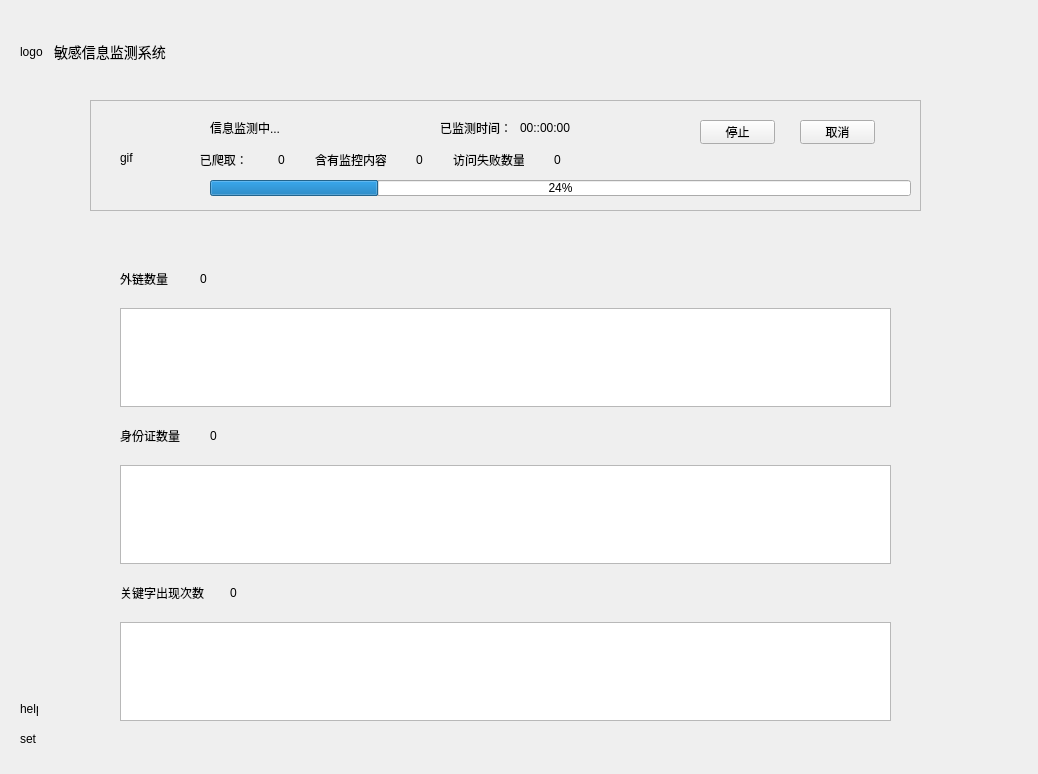
beikejinmiao/HawkSec, file modules/gui/ui_monit_window.ui: the form before one commit.
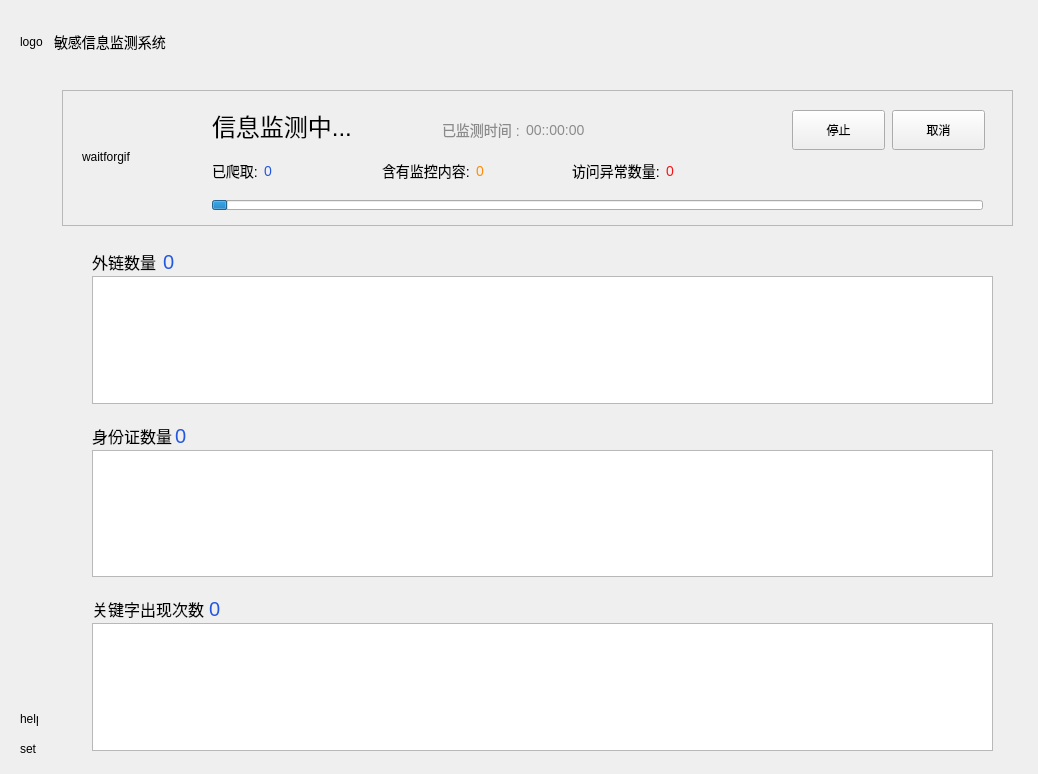
The form after the commit.

Commit message: 添加窗口UI实现和资源：监测进行中串口，完成窗口

The edit to the form file:
```diff
--- a/modules/gui/ui_monit_window.ui
+++ b/modules/gui/ui_monit_window.ui
@@ -30,7 +30,7 @@
     <property name="geometry">
      <rect>
       <x>20</x>
-      <y>700</y>
+      <y>710</y>
       <width>18</width>
       <height>18</height>
      </rect>
@@ -49,7 +49,7 @@
     <property name="geometry">
      <rect>
       <x>20</x>
-      <y>730</y>
+      <y>740</y>
       <width>17</width>
       <height>17</height>
      </rect>
@@ -68,7 +68,7 @@
     <property name="geometry">
      <rect>
       <x>20</x>
-      <y>40</y>
+      <y>30</y>
       <width>146</width>
       <height>24</height>
      </rect>
@@ -102,12 +102,18 @@
    <widget class="QFrame" name="frame">
     <property name="geometry">
      <rect>
-      <x>90</x>
-      <y>100</y>
-      <width>831</width>
-      <height>111</height>
+      <x>62</x>
+      <y>90</y>
+      <width>951</width>
+      <height>136</height>
      </rect>
     </property>
+    <property name="minimumSize">
+     <size>
+      <width>883</width>
+      <height>136</height>
+     </size>
+    </property>
     <property name="frameShape">
      <enum>QFrame::StyledPanel</enum>
     </property>
@@ -117,25 +123,34 @@
     <widget class="QLabel" name="gifLabel">
      <property name="geometry">
       <rect>
-       <x>30</x>
-       <y>50</y>
-       <width>55</width>
-       <height>16</height>
+       <x>20</x>
+       <y>20</y>
+       <width>94</width>
+       <height>94</height>
       </rect>
      </property>
+     <property name="minimumSize">
+      <size>
+       <width>94</width>
+       <height>94</height>
+      </size>
+     </property>
      <property name="text">
-      <string>gif</string>
+      <string>waitforgif</string>
      </property>
     </widget>
     <widget class="QLabel" name="tipsLabel">
      <property name="geometry">
       <rect>
-       <x>120</x>
+       <x>150</x>
        <y>20</y>
-       <width>91</width>
-       <height>16</height>
+       <width>141</width>
+       <height>31</height>
       </rect>
      </property>
+     <property name="styleSheet">
+      <string notr="true">font-size: 24px;color: #000000;</string>
+     </property>
      <property name="text">
       <string>信息监测中...</string>
      </property>
@@ -143,12 +158,18 @@
     <widget class="QPushButton" name="stopBtn">
      <property name="geometry">
       <rect>
-       <x>610</x>
+       <x>730</x>
        <y>20</y>
-       <width>75</width>
-       <height>24</height>
+       <width>93</width>
+       <height>40</height>
       </rect>
      </property>
+     <property name="minimumSize">
+      <size>
+       <width>93</width>
+       <height>40</height>
+      </size>
+     </property>
      <property name="text">
       <string>停止</string>
      </property>
@@ -156,12 +177,18 @@
     <widget class="QPushButton" name="cacelBtn">
      <property name="geometry">
       <rect>
-       <x>710</x>
+       <x>830</x>
        <y>20</y>
-       <width>75</width>
-       <height>24</height>
+       <width>93</width>
+       <height>40</height>
       </rect>
      </property>
+     <property name="minimumSize">
+      <size>
+       <width>93</width>
+       <height>40</height>
+      </size>
+     </property>
      <property name="text">
       <string>取消</string>
      </property>
@@ -169,159 +196,222 @@
     <widget class="QProgressBar" name="progressBar">
      <property name="geometry">
       <rect>
-       <x>120</x>
-       <y>80</y>
-       <width>701</width>
-       <height>16</height>
+       <x>150</x>
+       <y>110</y>
+       <width>771</width>
+       <height>10</height>
       </rect>
      </property>
+     <property name="minimumSize">
+      <size>
+       <width>10</width>
+       <height>2</height>
+      </size>
+     </property>
+     <property name="maximumSize">
+      <size>
+       <width>16777215</width>
+       <height>10</height>
+      </size>
+     </property>
      <property name="value">
-      <number>24</number>
+      <number>2</number>
+     </property>
+     <property name="format">
+      <string/>
      </property>
     </widget>
+    <widget class="QWidget" name="">
+     <property name="geometry">
+      <rect>
+       <x>380</x>
+       <y>30</y>
+       <width>149</width>
+       <height>20</height>
+      </rect>
+     </property>
+     <layout class="QHBoxLayout" name="horizontalLayout_4">
+      <item>
     <widget class="QLabel" name="expendTimeTipsLabel">
-     <property name="geometry">
-      <rect>
-       <x>350</x>
-       <y>20</y>
-       <width>71</width>
-       <height>16</height>
-      </rect>
+        <property name="styleSheet">
+         <string notr="true">font-size: 14px;color: #8B8B8B;</string>
      </property>
      <property name="text">
-      <string>已监测时间：</string>
-     </property>
-    </widget>
+         <string>已监测时间 :</string>
+        </property>
+       </widget>
+      </item>
+      <item>
     <widget class="QLabel" name="expendTimeLabel">
-     <property name="geometry">
-      <rect>
-       <x>430</x>
-       <y>20</y>
-       <width>51</width>
-       <height>16</height>
-      </rect>
+        <property name="styleSheet">
+         <string notr="true">font-size: 14px;color: #8B8B8B;</string>
      </property>
      <property name="text">
       <string>00::00:00</string>
      </property>
     </widget>
-    <widget class="QWidget" name="layoutWidget">
+      </item>
+     </layout>
+    </widget>
+    <widget class="QWidget" name="">
      <property name="geometry">
       <rect>
-       <x>90</x>
-       <y>50</y>
-       <width>381</width>
+       <x>320</x>
+       <y>71</y>
+       <width>114</width>
        <height>20</height>
       </rect>
      </property>
-     <layout class="QHBoxLayout" name="statHLayout">
-      <property name="spacing">
-       <number>30</number>
-      </property>
-      <item>
-       <layout class="QHBoxLayout" name="horizontalLayout">
-        <item>
-         <widget class="QLabel" name="label_3">
-          <property name="maximumSize">
-           <size>
-            <width>80</width>
-            <height>16777215</height>
-           </size>
-          </property>
-          <property name="text">
-           <string>      已爬取：</string>
-          </property>
-         </widget>
-        </item>
-        <item>
-         <widget class="QLabel" name="crawledCntLabel">
-          <property name="text">
-           <string>0</string>
-          </property>
-         </widget>
-        </item>
-       </layout>
-      </item>
-      <item>
        <layout class="QHBoxLayout" name="horizontalLayout_2">
         <item>
          <widget class="QLabel" name="label_4">
           <property name="maximumSize">
            <size>
-            <width>80</width>
+          <width>100</width>
             <height>16777215</height>
            </size>
           </property>
+        <property name="styleSheet">
+         <string notr="true">font-size: 14px;</string>
+        </property>
           <property name="text">
-           <string>含有监控内容：</string>
+         <string>含有监控内容:</string>
           </property>
          </widget>
         </item>
         <item>
          <widget class="QLabel" name="hitCntLabel">
+        <property name="styleSheet">
+         <string notr="true">font-size: 14px;color:#FE8D08;</string>
+        </property>
           <property name="text">
            <string>0</string>
           </property>
          </widget>
         </item>
        </layout>
+    </widget>
+    <widget class="QWidget" name="">
+     <property name="geometry">
+      <rect>
+       <x>150</x>
+       <y>71</y>
+       <width>96</width>
+       <height>20</height>
+      </rect>
+     </property>
+     <layout class="QHBoxLayout" name="horizontalLayout">
+      <item>
+       <widget class="QLabel" name="label_3">
+        <property name="maximumSize">
+         <size>
+          <width>50</width>
+          <height>16777215</height>
+         </size>
+        </property>
+        <property name="styleSheet">
+         <string notr="true">font-size: 14px;</string>
+        </property>
+        <property name="text">
+         <string>已爬取:</string>
+        </property>
+       </widget>
       </item>
       <item>
+       <widget class="QLabel" name="crawledCntLabel">
+        <property name="styleSheet">
+         <string notr="true">font-size: 14px;color:#2358DE;</string>
+        </property>
+        <property name="text">
+         <string>0</string>
+        </property>
+       </widget>
+      </item>
+     </layout>
+    </widget>
+    <widget class="QWidget" name="">
+     <property name="geometry">
+      <rect>
+       <x>510</x>
+       <y>71</y>
+       <width>114</width>
+       <height>20</height>
+      </rect>
+     </property>
        <layout class="QHBoxLayout" name="horizontalLayout_3">
         <item>
          <widget class="QLabel" name="label_5">
           <property name="maximumSize">
            <size>
-            <width>80</width>
+          <width>100</width>
             <height>16777215</height>
            </size>
           </property>
+        <property name="styleSheet">
+         <string notr="true">font-size: 14px;</string>
+        </property>
           <property name="text">
-           <string>访问失败数量：</string>
+         <string>访问异常数量:</string>
           </property>
          </widget>
         </item>
         <item>
          <widget class="QLabel" name="faieldCntLabel">
+        <property name="styleSheet">
+         <string notr="true">font-size: 14px;color:#F41717;</string>
+        </property>
           <property name="text">
            <string>0</string>
           </property>
          </widget>
         </item>
        </layout>
-      </item>
-     </layout>
     </widget>
    </widget>
    <widget class="QWidget" name="widget" native="true">
     <property name="geometry">
      <rect>
-      <x>90</x>
+      <x>62</x>
       <y>240</y>
-      <width>831</width>
+      <width>951</width>
+      <height>521</height>
+     </rect>
+    </property>
+    <property name="minimumSize">
+     <size>
+      <width>883</width>
+      <height>453</height>
+     </size>
+    </property>
+    <widget class="QWidget" name="layoutWidget">
+     <property name="geometry">
+      <rect>
+       <x>30</x>
+       <y>10</y>
+       <width>901</width>
       <height>501</height>
      </rect>
     </property>
-    <widget class="QWidget" name="layoutWidget">
-     <property name="geometry">
-      <rect>
-       <x>30</x>
-       <y>30</y>
-       <width>771</width>
-       <height>451</height>
-      </rect>
-     </property>
      <layout class="QVBoxLayout" name="detailVLayout">
       <property name="spacing">
        <number>20</number>
       </property>
       <item>
        <layout class="QGridLayout" name="extUrlGridLayout">
+        <property name="horizontalSpacing">
+         <number>1</number>
+        </property>
+        <property name="verticalSpacing">
+         <number>2</number>
+        </property>
+        <item row="1" column="0" colspan="2">
+         <widget class="QTextEdit" name="extUrlTextEdit"/>
+        </item>
         <item row="0" column="0">
          <widget class="QLabel" name="label_6">
           <property name="minimumSize">
            <size>
-            <width>0</width>
+            <width>70</width>
             <height>0</height>
            </size>
           </property>
@@ -331,6 +421,9 @@
             <height>16777215</height>
            </size>
           </property>
+          <property name="styleSheet">
+           <string notr="true">font-size: 16px;</string>
+          </property>
           <property name="text">
            <string>外链数量</string>
           </property>
@@ -338,6 +431,9 @@
         </item>
         <item row="0" column="1">
          <widget class="QLabel" name="extUrlCntLabel">
+          <property name="styleSheet">
+           <string notr="true">font-size: 20px;color: #2358DE;</string>
+          </property>
           <property name="text">
            <string>0</string>
           </property>
@@ -350,14 +446,29 @@
       </item>
       <item>
        <layout class="QGridLayout" name="idcardGridLayout">
+        <property name="horizontalSpacing">
+         <number>3</number>
+        </property>
+        <property name="verticalSpacing">
+         <number>2</number>
+        </property>
         <item row="0" column="0">
          <widget class="QLabel" name="label_11">
+          <property name="minimumSize">
+           <size>
+            <width>80</width>
+            <height>0</height>
+           </size>
+          </property>
           <property name="maximumSize">
            <size>
-            <width>70</width>
+            <width>80</width>
             <height>16777215</height>
            </size>
           </property>
+          <property name="styleSheet">
+           <string notr="true">font-size: 16px;</string>
+          </property>
           <property name="text">
            <string>身份证数量</string>
           </property>
@@ -368,6 +479,9 @@
         </item>
         <item row="0" column="1">
          <widget class="QLabel" name="idcardCntLabel">
+          <property name="styleSheet">
+           <string notr="true">font-size: 20px;color: #2358DE;</string>
+          </property>
           <property name="text">
            <string>0</string>
           </property>
@@ -377,14 +491,26 @@
       </item>
       <item>
        <layout class="QGridLayout" name="keywordGridLayout">
+        <property name="spacing">
+         <number>2</number>
+        </property>
         <item row="0" column="0">
          <widget class="QLabel" name="label_16">
+          <property name="minimumSize">
+           <size>
+            <width>115</width>
+            <height>0</height>
+           </size>
+          </property>
           <property name="maximumSize">
            <size>
-            <width>90</width>
+            <width>115</width>
             <height>16777215</height>
            </size>
           </property>
+          <property name="styleSheet">
+           <string notr="true">font-size: 16px;</string>
+          </property>
           <property name="text">
            <string>关键字出现次数</string>
           </property>
@@ -392,6 +518,9 @@
         </item>
         <item row="0" column="1">
          <widget class="QLabel" name="keywordCntLabel">
+          <property name="styleSheet">
+           <string notr="true">font-size: 20px;color: #2358DE;</string>
+          </property>
           <property name="text">
            <string>0</string>
           </property>
```
Left out of the diff: 11 changed lines with no effect on the pictures. Lines whose indentation alone changed are shown as unchanged. The commit also changes 14 other files.
